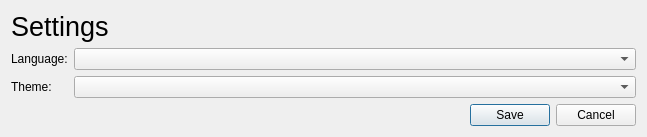
Old version of the form zeiterfassungguilib/dialogs/settingsdialog.ui in the repository qohelet/QtZeiterfassung.
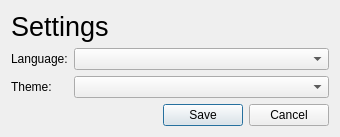
New version of the form.

Diff of the .ui file:
```diff
--- a/zeiterfassungguilib/dialogs/settingsdialog.ui
+++ b/zeiterfassungguilib/dialogs/settingsdialog.ui
@@ -6,8 +6,8 @@
    <rect>
     <x>0</x>
     <y>0</y>
-    <width>647</width>
-    <height>162</height>
+    <width>340</width>
+    <height>164</height>
    </rect>
   </property>
   <property name="maximumSize">
@@ -19,7 +19,7 @@
   <property name="windowTitle">
    <string>Settings</string>
   </property>
-  <layout class="QVBoxLayout" name="verticalLayout" stretch="0,1,0">
+  <layout class="QVBoxLayout" stretch="0,0,0,0">
    <item>
     <widget class="QLabel" name="labelTitle">
      <property name="font">
@@ -33,7 +33,9 @@
     </widget>
    </item>
    <item>
-    <layout class="QFormLayout" name="formLayout">
+    <layout class="QVBoxLayout" name="verticalLayout">
+     <item>
+      <layout class="QFormLayout">
      <item row="0" column="0">
       <widget class="QLabel" name="labelLanguage">
        <property name="text">
@@ -61,6 +63,21 @@
       <widget class="QComboBox" name="comboBoxTheme"/>
      </item>
     </layout>
+     </item>
+    </layout>
+   </item>
+   <item>
+    <spacer name="verticalSpacer">
+     <property name="orientation">
+      <enum>Qt::Vertical</enum>
+     </property>
+     <property name="sizeHint" stdset="0">
+      <size>
+       <width>20</width>
+       <height>40</height>
+      </size>
+     </property>
+    </spacer>
    </item>
    <item>
     <widget class="QDialogButtonBox" name="buttonBox">
```
Lines whose indentation alone changed are shown as unchanged.
